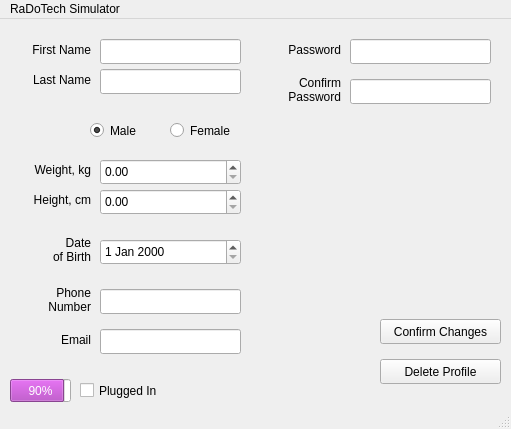
Above: profilewindow.ui from Matt-desousa/COMP3004-FinalProject before the change. Below: the same form after it.
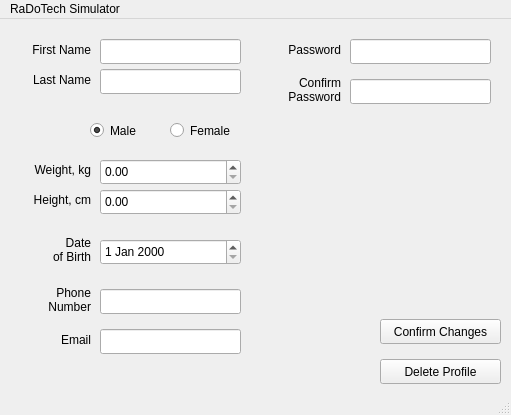
That is the form after the change.

Diff of the .ui file:
```diff
--- a/profilewindow.ui
+++ b/profilewindow.ui
@@ -7,7 +7,7 @@
     <x>0</x>
     <y>0</y>
     <width>511</width>
-    <height>429</height>
+    <height>415</height>
    </rect>
   </property>
   <property name="windowTitle">
@@ -198,68 +198,6 @@
      </rect>
     </property>
    </widget>
-   <widget class="QProgressBar" name="ChargeIndicator">
-    <property name="geometry">
-     <rect>
-      <x>10</x>
-      <y>360</y>
-      <width>61</width>
-      <height>23</height>
-     </rect>
-    </property>
-    <property name="palette">
-     <palette>
-      <active>
-       <colorrole role="Highlight">
-        <brush brushstyle="SolidPattern">
-         <color alpha="255">
-          <red>192</red>
-          <green>97</green>
-          <blue>203</blue>
-         </color>
-        </brush>
-       </colorrole>
-      </active>
-      <inactive>
-       <colorrole role="Highlight">
-        <brush brushstyle="SolidPattern">
-         <color alpha="255">
-          <red>192</red>
-          <green>97</green>
-          <blue>203</blue>
-         </color>
-        </brush>
-       </colorrole>
-      </inactive>
-      <disabled>
-       <colorrole role="Highlight">
-        <brush brushstyle="SolidPattern">
-         <color alpha="255">
-          <red>145</red>
-          <green>145</green>
-          <blue>145</blue>
-         </color>
-        </brush>
-       </colorrole>
-      </disabled>
-     </palette>
-    </property>
-    <property name="value">
-     <number>90</number>
-    </property>
-    <property name="alignment">
-     <set>Qt::AlignLeading|Qt::AlignLeft|Qt::AlignVCenter</set>
-    </property>
-    <property name="textVisible">
-     <bool>true</bool>
-    </property>
-    <property name="invertedAppearance">
-     <bool>false</bool>
-    </property>
-    <property name="textDirection">
-     <enum>QProgressBar::TopToBottom</enum>
-    </property>
-   </widget>
    <widget class="QRadioButton" name="rbtnMale">
     <property name="geometry">
      <rect>
@@ -367,19 +305,6 @@
      </rect>
     </property>
    </widget>
-   <widget class="QCheckBox" name="isCharging">
-    <property name="geometry">
-     <rect>
-      <x>80</x>
-      <y>360</y>
-      <width>90</width>
-      <height>23</height>
-     </rect>
-    </property>
-    <property name="text">
-     <string>Plugged In</string>
-    </property>
-   </widget>
    <widget class="QLineEdit" name="txtLName">
     <property name="geometry">
      <rect>
```
